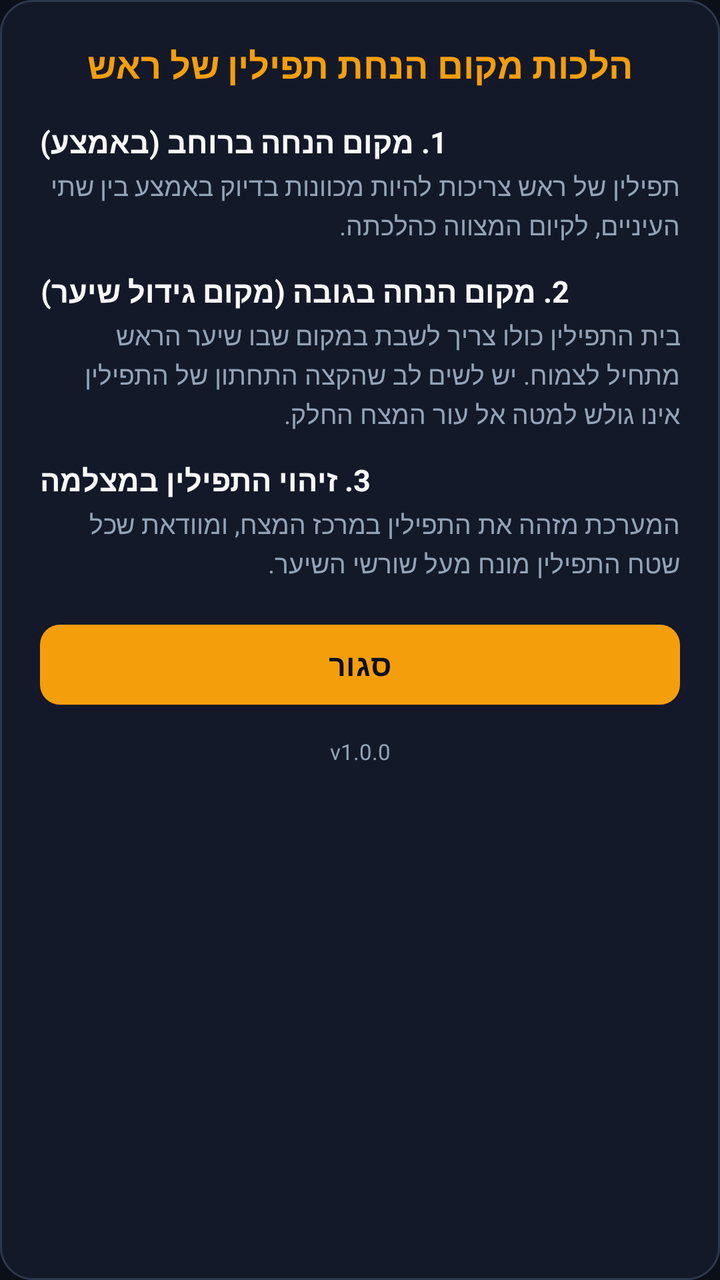
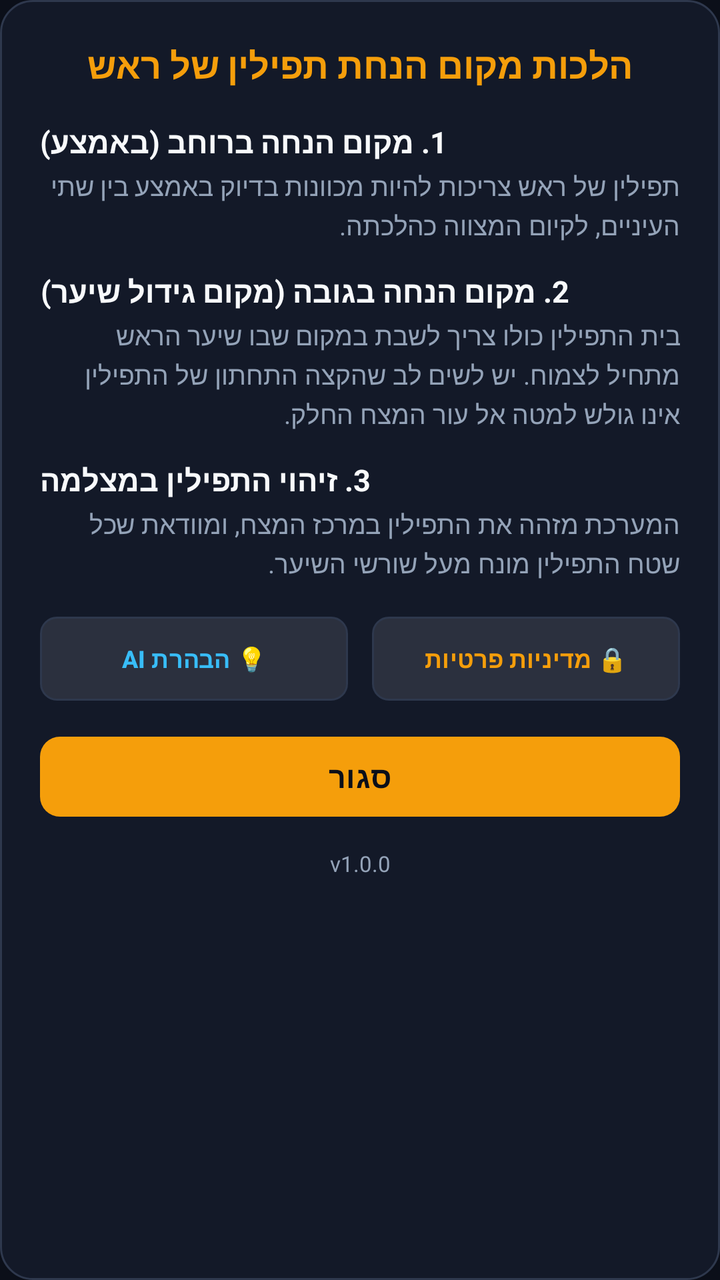

The first picture is an Android layout as it rendered before a commit; the second is the same layout after the commit. The layout source and the unified diff follow.
<!-- AndroidManifest.xml: application theme Theme.TefillinNative -->
<!-- res/layout/dialog_halacha.xml -->
<?xml version="1.0" encoding="utf-8"?>
<ScrollView xmlns:android="http://schemas.android.com/apk/res/android"
    xmlns:app="http://schemas.android.com/apk/res-auto"
    android:layout_width="match_parent"
    android:layout_height="wrap_content"
    android:fillViewport="true">

    <LinearLayout
        android:layout_width="match_parent"
        android:layout_height="wrap_content"
        android:background="@drawable/bg_glass_card"
        android:orientation="vertical"
        android:padding="20dp">

        <TextView
            android:id="@+id/tvModalTitle"
            android:layout_width="match_parent"
            android:layout_height="wrap_content"
            android:text="@string/modal_title"
            android:textColor="@color/accent_gold"
            android:textSize="18sp"
            android:textStyle="bold"
            android:gravity="center"
            android:layout_marginBottom="16dp" />

        
        <LinearLayout
            android:layout_width="match_parent"
            android:layout_height="wrap_content"
            android:orientation="vertical"
            android:layout_marginBottom="14dp">

            <TextView
                android:layout_width="wrap_content"
                android:layout_height="wrap_content"
                android:text="@string/modal_rule1_title"
                android:textColor="@color/text_main"
                android:textSize="15sp"
                android:textStyle="bold" />

            <TextView
                android:layout_width="match_parent"
                android:layout_height="wrap_content"
                android:text="@string/modal_rule1_text"
                android:textColor="@color/text_muted"
                android:textSize="13sp"
                android:lineSpacingExtra="2dp"
                android:layout_marginTop="3dp" />
        </LinearLayout>

        
        <LinearLayout
            android:layout_width="match_parent"
            android:layout_height="wrap_content"
            android:orientation="vertical"
            android:layout_marginBottom="14dp">

            <TextView
                android:layout_width="wrap_content"
                android:layout_height="wrap_content"
                android:text="@string/modal_rule2_title"
                android:textColor="@color/text_main"
                android:textSize="15sp"
                android:textStyle="bold" />

            <TextView
                android:layout_width="match_parent"
                android:layout_height="wrap_content"
                android:text="@string/modal_rule2_text"
                android:textColor="@color/text_muted"
                android:textSize="13sp"
                android:lineSpacingExtra="2dp"
                android:layout_marginTop="3dp" />
        </LinearLayout>

        
        <LinearLayout
            android:layout_width="match_parent"
            android:layout_height="wrap_content"
            android:orientation="vertical"
            android:layout_marginBottom="18dp">

            <TextView
                android:layout_width="wrap_content"
                android:layout_height="wrap_content"
                android:text="@string/modal_rule3_title"
                android:textColor="@color/text_main"
                android:textSize="15sp"
                android:textStyle="bold" />

            <TextView
                android:layout_width="match_parent"
                android:layout_height="wrap_content"
                android:text="@string/modal_rule3_text"
                android:textColor="@color/text_muted"
                android:textSize="13sp"
                android:lineSpacingExtra="2dp"
                android:layout_marginTop="3dp" />
        </LinearLayout>

        <com.google.android.material.button.MaterialButton
            android:id="@+id/btnClose"
            android:layout_width="match_parent"
            android:layout_height="wrap_content"
            android:minHeight="48dp"
            android:text="@string/close"
            app:backgroundTint="@color/accent_gold"
            android:textColor="@color/bg_primary"
            android:textStyle="bold"
            android:textSize="15sp"
            android:textAllCaps="false"
            app:cornerRadius="10dp" />

        <TextView
            android:id="@+id/tvHalachaVersion"
            android:layout_width="match_parent"
            android:layout_height="wrap_content"
            android:text="v1.0.0"
            android:textColor="@color/text_muted"
            android:textSize="11sp"
            android:gravity="center"
            android:layout_marginTop="12dp" />

    </LinearLayout>
</ScrollView>
<!-- resources referenced by this layout -->
<resources>
  <color name="accent_gold">#F59E0B</color>
  <color name="bg_primary">#0B0F19</color>
  <color name="text_main">#F8FAFC</color>
  <color name="text_muted">#94A3B8</color>
  <!-- drawable bg_glass_card (drawable) -->
  <?xml version="1.0" encoding="utf-8"?>
  <shape xmlns:android="http://schemas.android.com/apk/res/android"
      android:shape="rectangle">
      <solid android:color="@color/bg_surface_translucent" />
      <stroke
          android:width="1dp"
          android:color="@color/card_border" />
      <corners android:radius="16dp" />
  </shape>
  <string name="close">סגור</string>
  <string name="modal_rule1_text">תפילין של ראש צריכות להיות מכוונות בדיוק באמצע בין שתי העיניים, לקיום המצווה כהלכתה.</string>
  <string name="modal_rule1_title">1. מקום הנחה ברוחב (באמצע)</string>
  <string name="modal_rule2_text">בית התפילין כולו צריך לשבת במקום שבו שיער הראש מתחיל לצמוח. יש לשים לב שהקצה התחתון של התפילין אינו גולש למטה אל עור המצח החלק.</string>
  <string name="modal_rule2_title">2. מקום הנחה בגובה (מקום גידול שיער)</string>
  <string name="modal_rule3_text">המערכת מזהה את התפילין במרכז המצח, ומוודאת שכל שטח התפילין מונח מעל שורשי השיער.</string>
  <string name="modal_rule3_title">3. זיהוי התפילין במצלמה</string>
  <string name="modal_title">הלכות מקום הנחת תפילין של ראש</string>
  <style name="Theme.TefillinNative" parent="Theme.Material3.Dark.NoActionBar">
          <item name="android:statusBarColor">@color/bg_surface</item>
          <item name="android:navigationBarColor">@color/bg_primary</item>
          <item name="android:windowBackground">@color/bg_primary</item>
          <item name="colorPrimary">@color/accent_gold</item>
          <item name="colorSecondary">@color/accent_cyan</item>
          <item name="colorSurface">@color/bg_surface</item>
          <item name="android:textColorPrimary">@color/text_main</item>
          <item name="android:textColorSecondary">@color/text_muted</item>
      </style>
  <color name="bg_surface_translucent">#D0151C2C</color>
  <color name="card_border">#2E384D</color>
  <color name="bg_surface">#151C2C</color>
  <color name="accent_cyan">#38BDF8</color>
</resources>

<!-- the commit's change to res/layout/dialog_halacha.xml (unified diff, before → after) -->
@@ -98,6 +98,46 @@
                 android:layout_marginTop="3dp" />
         </LinearLayout>
 
+        
+        <LinearLayout
+            android:layout_width="match_parent"
+            android:layout_height="wrap_content"
+            android:orientation="horizontal"
+            android:layout_marginBottom="14dp">
+
+            <com.google.android.material.button.MaterialButton
+                android:id="@+id/btnShowDisclaimer"
+                android:layout_width="0dp"
+                android:layout_height="wrap_content"
+                android:layout_weight="1"
+                android:minHeight="42dp"
+                android:text="@string/btn_ai_disclaimer"
+                android:textColor="@color/accent_cyan"
+                android:background="@drawable/bg_button_rounded"
+                app:backgroundTint="@null"
+                android:textStyle="bold"
+                android:textSize="12sp"
+                android:textAllCaps="false"
+                app:cornerRadius="10dp"
+                android:layout_marginEnd="6dp" />
+
+            <com.google.android.material.button.MaterialButton
+                android:id="@+id/btnPrivacyPolicy"
+                android:layout_width="0dp"
+                android:layout_height="wrap_content"
+                android:layout_weight="1"
+                android:minHeight="42dp"
+                android:text="@string/btn_privacy_policy"
+                android:textColor="@color/accent_gold"
+                android:background="@drawable/bg_button_rounded"
+                app:backgroundTint="@null"
+                android:textStyle="bold"
+                android:textSize="12sp"
+                android:textAllCaps="false"
+                app:cornerRadius="10dp"
+                android:layout_marginStart="6dp" />
+        </LinearLayout>
+
         <com.google.android.material.button.MaterialButton
             android:id="@+id/btnClose"
             android:layout_width="match_parent"
<!-- resource entries referenced after the edit -->
@@ -4,6 +4,20 @@
   <color name="bg_primary">#0B0F19</color>
   <color name="text_main">#F8FAFC</color>
   <color name="text_muted">#94A3B8</color>
+  <!-- drawable bg_button_rounded (drawable) -->
+  <?xml version="1.0" encoding="utf-8"?>
+  <ripple xmlns:android="http://schemas.android.com/apk/res/android"
+      android:color="@color/accent_gold_glow">
+      <item>
+          <shape android:shape="rectangle">
+              <solid android:color="#1AFFFFFF" />
+              <stroke
+                  android:width="1dp"
+                  android:color="@color/card_border" />
+              <corners android:radius="8dp" />
+          </shape>
+      </item>
+  </ripple>
   <!-- drawable bg_glass_card (drawable) -->
   <?xml version="1.0" encoding="utf-8"?>
   <shape xmlns:android="http://schemas.android.com/apk/res/android"
@@ -14,6 +28,8 @@
           android:color="@color/card_border" />
       <corners android:radius="16dp" />
   </shape>
+  <string name="btn_ai_disclaimer">💡 הבהרת AI</string>
+  <string name="btn_privacy_policy">🔒 מדיניות פרטיות</string>
   <string name="close">סגור</string>
   <string name="modal_rule1_text">תפילין של ראש צריכות להיות מכוונות בדיוק באמצע בין שתי העיניים, לקיום המצווה כהלכתה.</string>
   <string name="modal_rule1_title">1. מקום הנחה ברוחב (באמצע)</string>
@@ -32,6 +48,7 @@
           <item name="android:textColorPrimary">@color/text_main</item>
           <item name="android:textColorSecondary">@color/text_muted</item>
       </style>
+  <color name="accent_gold_glow">#59F59E0B</color>
   <color name="bg_surface_translucent">#D0151C2C</color>
   <color name="card_border">#2E384D</color>
   <color name="bg_surface">#151C2C</color>
